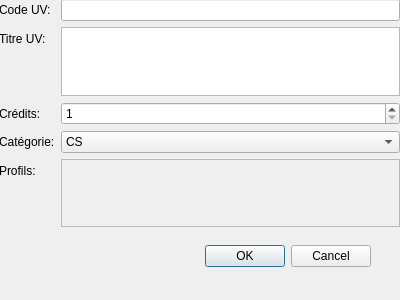
Qt form L021/AddUV.ui (nem-e5i5/LO21P2014) before a commit.
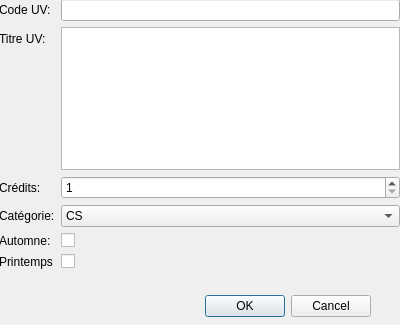
The same form after that commit.

Diff of the .ui file:
```diff
--- a/L021/AddUV.ui
+++ b/L021/AddUV.ui
@@ -7,7 +7,7 @@
     <x>0</x>
     <y>0</y>
     <width>400</width>
-    <height>300</height>
+    <height>325</height>
    </rect>
   </property>
   <property name="windowTitle">
@@ -17,7 +17,7 @@
    <property name="geometry">
     <rect>
      <x>30</x>
-     <y>240</y>
+     <y>290</y>
      <width>341</width>
      <height>32</height>
     </rect>
@@ -35,7 +35,7 @@
      <x>-1</x>
      <y>-1</y>
      <width>401</width>
-     <height>228</height>
+     <height>270</height>
     </rect>
    </property>
    <layout class="QFormLayout" name="formLayout">
@@ -113,36 +113,29 @@
     <item row="4" column="0">
      <widget class="QLabel" name="label_5">
       <property name="text">
-       <string>Profils:</string>
+       <string>Automne:</string>
       </property>
      </widget>
     </item>
     <item row="4" column="1">
-     <widget class="QScrollArea" name="scrollArea">
-      <property name="widgetResizable">
-       <bool>true</bool>
+     <widget class="QCheckBox" name="checkBox_2">
+      <property name="text">
+       <string/>
       </property>
-      <widget class="QWidget" name="scrollAreaWidgetContents">
-       <property name="geometry">
-        <rect>
-         <x>0</x>
-         <y>0</y>
-         <width>340</width>
-         <height>69</height>
-        </rect>
-       </property>
-       <widget class="QWidget" name="formLayoutWidget_2">
-        <property name="geometry">
-         <rect>
-          <x>-1</x>
-          <y>-1</y>
-          <width>341</width>
-          <height>71</height>
-         </rect>
-        </property>
-        <layout class="QFormLayout" name="formLayout_2"/>
-       </widget>
-      </widget>
+     </widget>
+    </item>
+    <item row="5" column="0">
+     <widget class="QLabel" name="label_7">
+      <property name="text">
+       <string>Printemps</string>
+      </property>
+     </widget>
+    </item>
+    <item row="5" column="1">
+     <widget class="QCheckBox" name="checkBox">
+      <property name="text">
+       <string/>
+      </property>
      </widget>
     </item>
    </layout>
```
Left out of the diff: 2 changed lines with no effect on the pictures.
